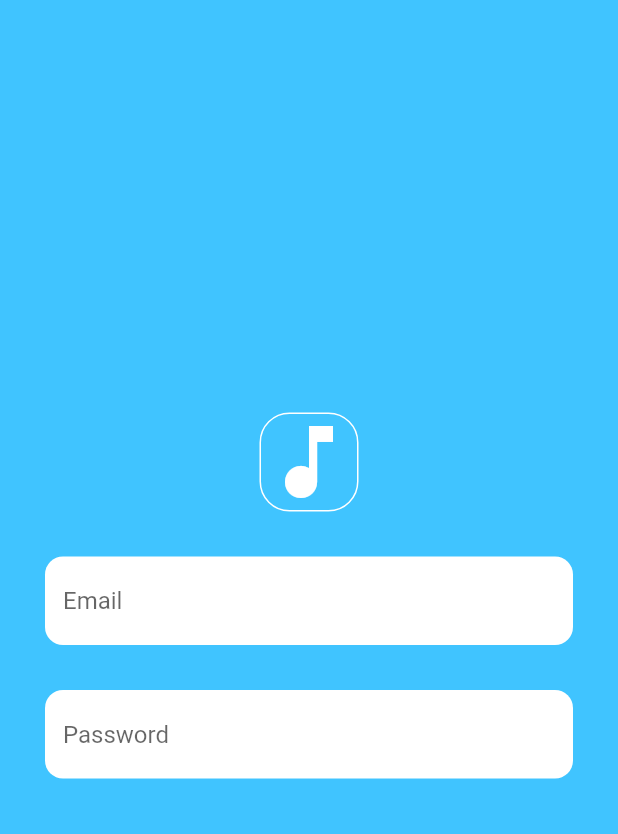
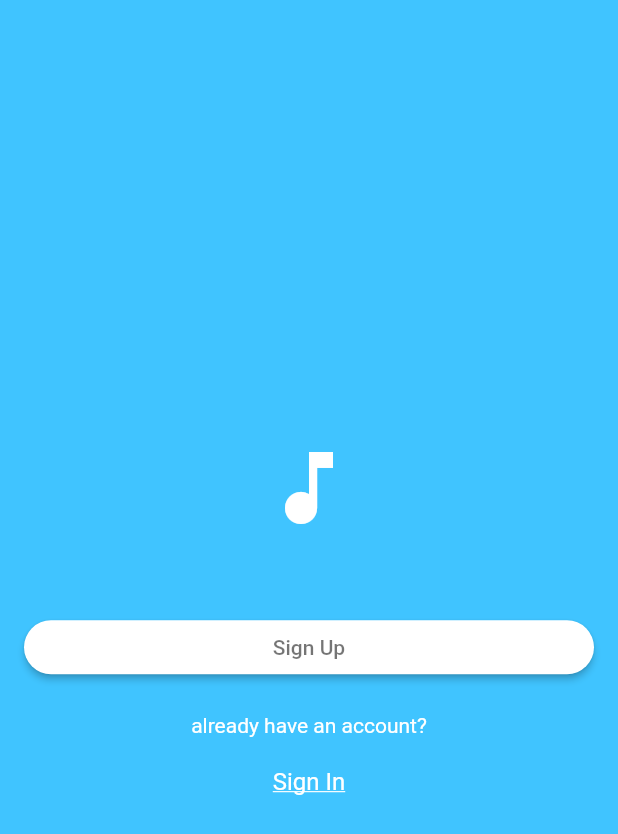
Before and after one commit to serrayakupoglu/T22, a Flutter app: the FirstPage screen opened directly, on a phone screen of 412 x 824 dp. Shown: the top 834 px of the screen. Run offline on Flutter 3.47's test engine with Material 2 defaults, Android fonts, the phone set to English and light mode, and no system bars; our stand-ins replace firebase_auth, firebase_core; accounts and stored records are empty; Roboto replaces fonts that are missing (Montserrat).

Commit message:
First Page Added

```diff
--- a/lib/main.dart
+++ b/lib/main.dart
@@ -16,7 +16,7 @@ class MyApp extends StatelessWidget {
   Widget build(BuildContext context) {
     return MaterialApp(
       theme: ThemeData(
-        primaryColor: Color(0xFF003049), // Custom primary color
+        primaryColor: const Color(0xFF003049), // Custom primary color
         fontFamily: 'Montserrat',        // Custom font
       ),
       home: LoginPage(),
--- /dev/null
+++ b/lib/src/features/common_widgets/social_login_button.dart
@@ -0,0 +1,41 @@
+import 'package:flutter/material.dart';
+
+class SocialLoginButton extends StatelessWidget {
+
+  final String buttontext;
+  final Color buttonColor;
+  final Color textColor;
+  final double radius;
+  final double height;
+  final Widget buttonIcon;
+  final VoidCallback onPressed;
+
+  const SocialLoginButton({super.key, required this.buttontext, required this.buttonColor, required this.textColor, required this.radius, required this.height, required this.buttonIcon, required this.onPressed});
+
+
+
+
+  @override
+  Widget build(BuildContext context) {
+
+    return ElevatedButton(
+      onPressed: onPressed,
+      style: ElevatedButton.styleFrom(
+        backgroundColor: buttonColor,
+        shape: RoundedRectangleBorder(
+          borderRadius: BorderRadius.circular(radius)
+        )
+      ),
+
+      child: Text(
+        buttontext,
+        style: TextStyle(color: textColor),
+      ),
+
+    );
+
+  }
+
+
+
+}
--- a/lib/src/features/pages/first_page.dart
+++ b/lib/src/features/pages/first_page.dart
@@ -1,61 +1,69 @@
+import 'package:flutter/gestures.dart';
 import 'package:flutter/material.dart';
+import 'package:untitled1/src/features/common_widgets/social_login_button.dart';
 
-class FirstPage extends StatefulWidget {
-  @override
-  State<StatefulWidget> createState() => _FirstPageState();
 
-}
+class FirstPage extends StatelessWidget {
+  const FirstPage({super.key});
 
-class _FirstPageState extends State<FirstPage> {
+
   @override
   Widget build(BuildContext context) {
     return Scaffold(
       backgroundColor: Colors.lightBlueAccent,
-        body: Center(
+        body: Container(
+          padding: const EdgeInsets.all(16.0),
           child: Column(
+            mainAxisSize: MainAxisSize.max,
+            crossAxisAlignment: CrossAxisAlignment.stretch,
             mainAxisAlignment: MainAxisAlignment.center,
             children: [
               Container(
-                decoration: BoxDecoration(
-                    border: Border.all(color: Colors.white),
-                    borderRadius: BorderRadius.all(Radius.circular(20))
-                ),
+                margin: EdgeInsets.only(bottom: 50),
                 child: const Icon(Icons.music_note, color: Colors.white, size: 64),
               ),
               Container(
-                margin: EdgeInsets.fromLTRB(30, 30, 30, 30),
-                child: TextField(
-                  decoration: InputDecoration(
-                    fillColor: Colors.white,
-                    hintText: 'Email',
-                    hintStyle: TextStyle(fontSize: 16),
-                    border: OutlineInputBorder(
-                        borderRadius: BorderRadius.circular(12),
-                        borderSide: const BorderSide(
-                            width: 0,
-                            style: BorderStyle.none
-                        )
-                    ),
-                    filled: true,
+                margin: const EdgeInsets.only(bottom: 20),
+                child: ElevatedButton(
+                  onPressed: (){},
+                  style: ElevatedButton.styleFrom(
+                    backgroundColor: Colors.white,
+                    shape: RoundedRectangleBorder(
+                    borderRadius: BorderRadius.circular(30)
+                    )
+                  ),
+                  child: const Text(
+                      "Sign Up",
+                      style: TextStyle(
+                        color: Colors.black54,
+                      ),
                   ),
                 ),
               ),
               Container(
-                margin: EdgeInsets.fromLTRB(30, 0, 30, 30),
-                child: TextField(
-                  decoration: InputDecoration(
-                    fillColor: Colors.white,
-                    hintText: 'Password',
-                    hintStyle: TextStyle(fontSize: 16),
-                    border: OutlineInputBorder(
-                        borderRadius: BorderRadius.circular(12),
-                        borderSide: const BorderSide(
-                            width: 0,
-                            style: BorderStyle.none
-                        )
-                    ),
-                    filled: true,
+                margin: const EdgeInsets.only(bottom: 20),
+                child: const Text(
+                  "already have an account?",
+                  textAlign: TextAlign.center,
+                  style: TextStyle(
+                    color: Colors.white
                   ),
+                ),
+              ),
+
+              RichText(
+                textAlign: TextAlign.center,
+                selectionColor: Colors.white30,
+                text: TextSpan(
+                  style: const TextStyle(
+                    decoration: TextDecoration.underline,
+                    fontSize: 16
+                  ),
+                  text: "Sign In",
+                  recognizer: TapGestureRecognizer()
+                    ..onTap = () {
+                      debugPrint('The button is clicked!');
+                    },
                 ),
               ),
             ],
```
